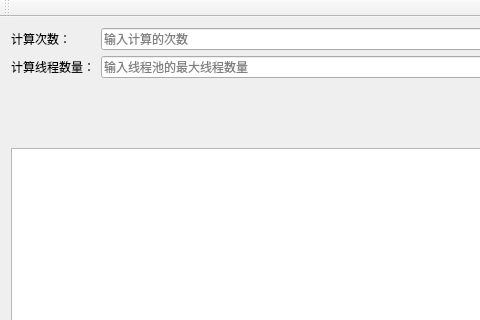
First picture: the form in MultiThreadDemo/MultiThreadDemo.ui, repository tianxingithub/MultiThreadDemo, before the edit; both pictures show x 0 to 480 and y 0 to 320 of the 646 by 462 pixel window.
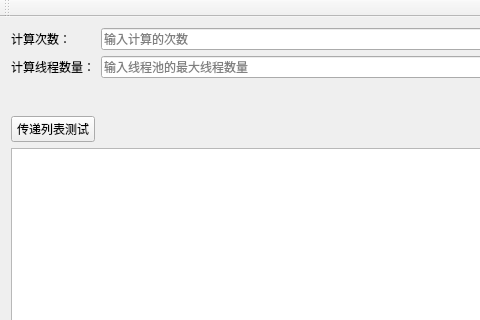
Second picture: the form after the edit.

Commit message: 测试跨线程传递多参数

Diff of the .ui file:
```diff
--- a/MultiThreadDemo/MultiThreadDemo.ui
+++ b/MultiThreadDemo/MultiThreadDemo.ui
@@ -66,6 +66,13 @@
         </property>
        </widget>
       </item>
+      <item row="3" column="0">
+       <widget class="QPushButton" name="btn_test_multi_data">
+        <property name="text">
+         <string>传递列表测试</string>
+        </property>
+       </widget>
+      </item>
      </layout>
     </item>
     <item>
```
The commit also changes 4 other files.
